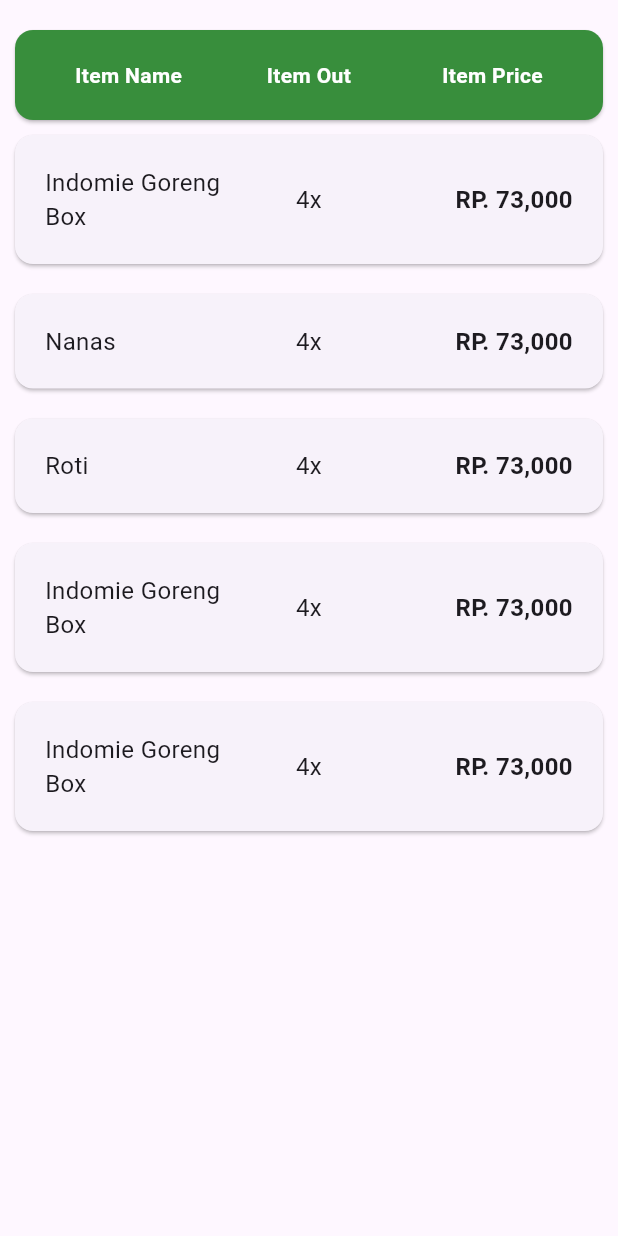
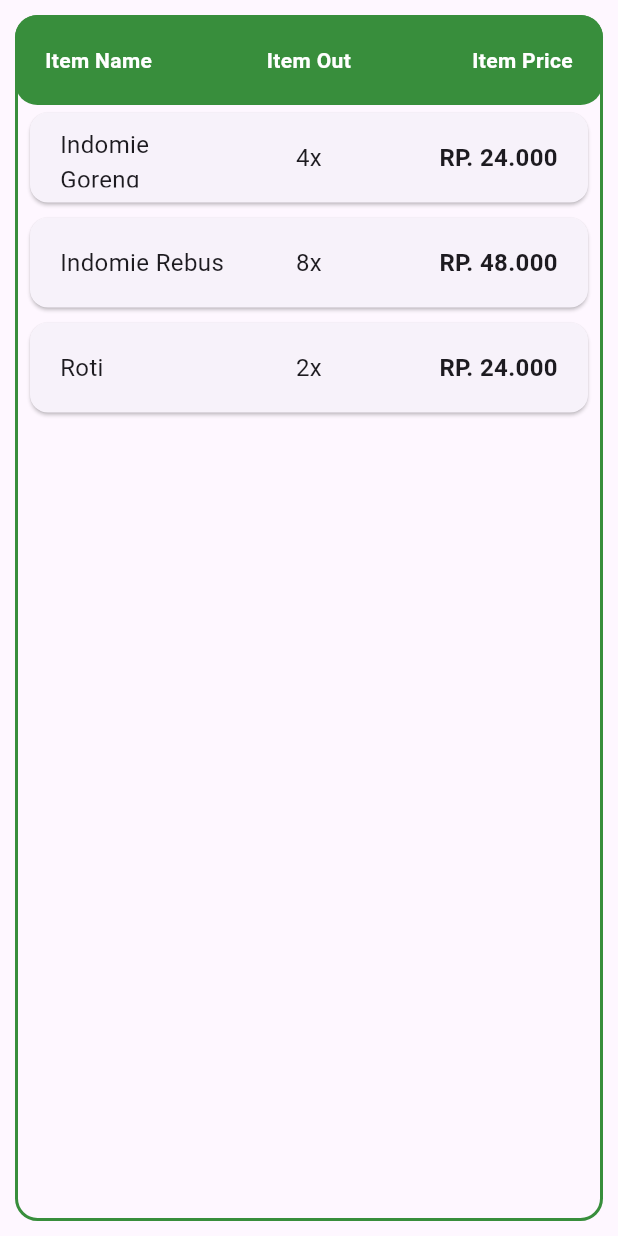
Before and after one commit to Viriyadhi/KedaiPohon, a Flutter app: the TransactionHistory screen opened directly, on a phone screen of 412 x 824 dp. Run offline on Flutter 3.47's test engine with Material 3 defaults, Android fonts, the phone set to English and light mode, and no system bars; missing offline and left inert: excel.

Commit message:
style[VS]: fix styling issue

```diff
--- a/lib/pages/AdminPage/transaction_history.dart
+++ b/lib/pages/AdminPage/transaction_history.dart
@@ -8,60 +8,89 @@ class TransactionHistory extends StatefulWidget {
 }
 
 List<Map<String, dynamic>> items = [
-  {"name": "Indomie Goreng Box", "out": "4x", "price": "RP. 73,000"},
-  {"name": "Nanas", "out": "4x", "price": "RP. 73,000"},
-  {"name": "Roti", "out": "4x", "price": "RP. 73,000"},
-  {"name": "Indomie Goreng Box", "out": "4x", "price": "RP. 73,000"},
-  {"name": "Indomie Goreng Box", "out": "4x", "price": "RP. 73,000"},
+  {"name": "Indomie Goreng", "out": "4x", "price": "RP. 24.000"},
+  {"name": "Indomie Rebus", "out": "8x", "price": "RP. 48.000"},
+  {"name": "Roti", "out": "2x", "price": "RP. 24.000"},
 ];
 
 class TransactionHistoryState extends State<TransactionHistory> {
   @override
   Widget build(BuildContext context) {
     return Scaffold(
-      body: Column(
+      body: Padding(
+        padding: const EdgeInsets.all(
+            10.0), // Adds padding around the entire section
+        child: DecoratedBox(
+          decoration: BoxDecoration(
+            border: Border.all(
+                color: Colors.green[700]!,
+                width: 2.0), // Border for the entire table
+            borderRadius: BorderRadius.circular(15.0),
+          ),
+          child: Column(
             children: <Widget>[
-          Card(
+              Container(
+                height: 60,
+                decoration: BoxDecoration(
                     color: Colors.green[700],
-            margin: const EdgeInsets.only(top: 20, bottom: 0, left: 10, right: 10),
-            child: const Padding(
-              padding: EdgeInsets.symmetric(horizontal: 40, vertical: 20),
-              child: Row(
-                mainAxisAlignment: MainAxisAlignment.spaceEvenly,
+                    borderRadius: const BorderRadius.all(Radius.circular(15))),
+                padding:
+                    const EdgeInsets.symmetric(horizontal: 20, vertical: 10),
+                child: const Row(
+                  mainAxisAlignment: MainAxisAlignment.spaceBetween,
                   children: [
                     Expanded(
-                    child: Text('Item Name', style: TextStyle(color: Colors.white, fontWeight: FontWeight.bold)),
-                  ),
+                        child: Text('Item Name',
+                            style: TextStyle(
+                                color: Colors.white,
+                                fontWeight: FontWeight.bold))),
                     Expanded(
-                    child: Text('Item Out', style: TextStyle(color: Colors.white, fontWeight: FontWeight.bold), textAlign: TextAlign.center),
-                  ),
+                        child: Text('Item Out',
+                            style: TextStyle(
+                                color: Colors.white,
+                                fontWeight: FontWeight.bold),
+                            textAlign: TextAlign.center)),
                     Expanded(
-                    child: Text('Item Price', style: TextStyle(color: Colors.white, fontWeight: FontWeight.bold), textAlign: TextAlign.end),
-                  ),
+                        child: Text('Item Price',
+                            style: TextStyle(
+                                color: Colors.white,
+                                fontWeight: FontWeight.bold),
+                            textAlign: TextAlign.end)),
                   ],
-              ),
                 ),
               ),
               Expanded(
                 child: ListView.builder(
                   itemCount: items.length,
                   itemBuilder: (context, index) {
-                return Card(
-                  margin: const EdgeInsets.all(10),
+                    return SizedBox(
+                      height: 70,
+                      child: Card(
+                        margin: const EdgeInsets.symmetric(
+                            horizontal: 10, vertical: 5),
                         child: Padding(
-                    padding: const EdgeInsets.all(20.0),
+                          padding: const EdgeInsets.symmetric(
+                              horizontal: 20, vertical: 10),
                           child: Row(
                             children: <Widget>[
                               Expanded(
-                          child: Text(items[index]['name'], style: const TextStyle(fontSize: 16)),
+                                child: Text(items[index]['name'],
+                                    style: const TextStyle(fontSize: 16)),
                               ),
                               Expanded(
-                          child: Text(items[index]['out'], style: const TextStyle(fontSize: 16), textAlign: TextAlign.center),
+                                child: Text(items[index]['out'],
+                                    style: const TextStyle(fontSize: 16),
+                                    textAlign: TextAlign.center),
                               ),
                               Expanded(
-                          child: Text(items[index]['price'], style: const TextStyle(fontSize: 16, fontWeight: FontWeight.bold), textAlign: TextAlign.end),
+                                child: Text(items[index]['price'],
+                                    style: const TextStyle(
+                                        fontSize: 16,
+                                        fontWeight: FontWeight.bold),
+                                    textAlign: TextAlign.end),
                               ),
                             ],
+                          ),
                         ),
                       ),
                     );
@@ -70,6 +99,8 @@ class TransactionHistoryState extends State<TransactionHistory> {
               ),
             ],
           ),
+        ),
+      ),
     );
   }
 }
```
Also changed, not shown: lib/pages/AdminPage/stock_barang.dart (+46 -13 lines), lib/widget/admin/admin_navigation.dart (+27 -15 lines), lib/main.dart (line endings or trailing spaces). Lines whose indentation alone changed are shown as unchanged.
